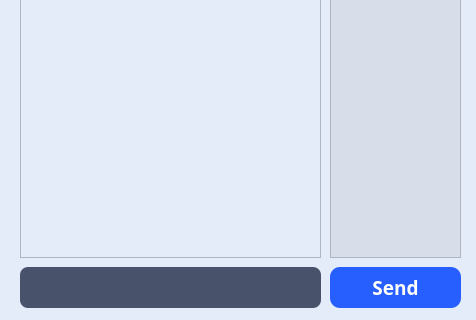
Old version of the form client/main.ui in the repository sihyeokpark/auto-attendance; both pictures show x 0 to 476 and y 363 to 683 of the 476 by 683 pixel window.
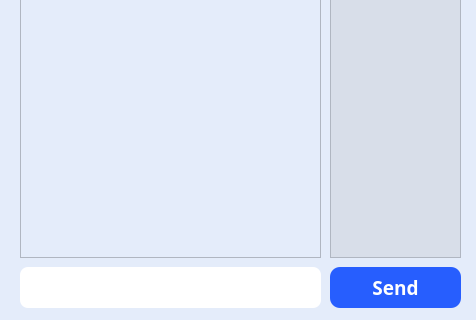
New version of the form.

```diff
--- a/client/main.ui
+++ b/client/main.ui
@@ -87,9 +87,9 @@
     </font>
    </property>
    <property name="styleSheet">
-    <string notr="true">background-color: #49526b;
+    <string notr="true">background-color: #ffffff;
 border-radius: 8px;
-color: #ffffff;
+color: #000000;
 padding-right: 3px;
 padding-left: 3px;
 padding-bottom: 1px;</string>
```
